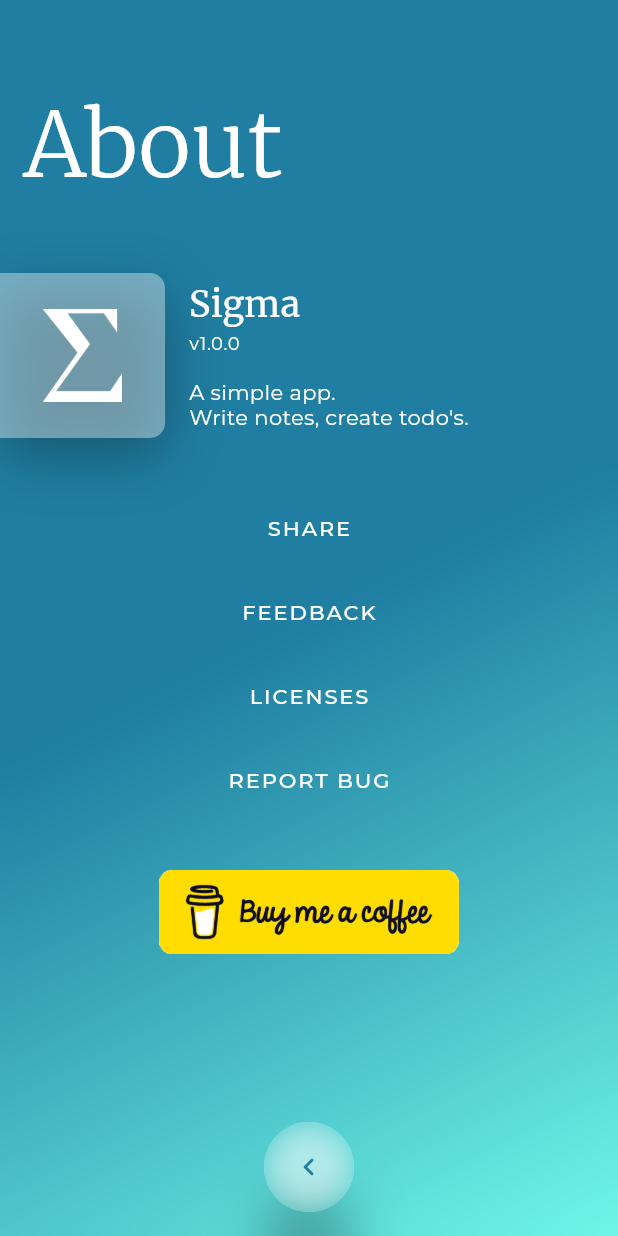
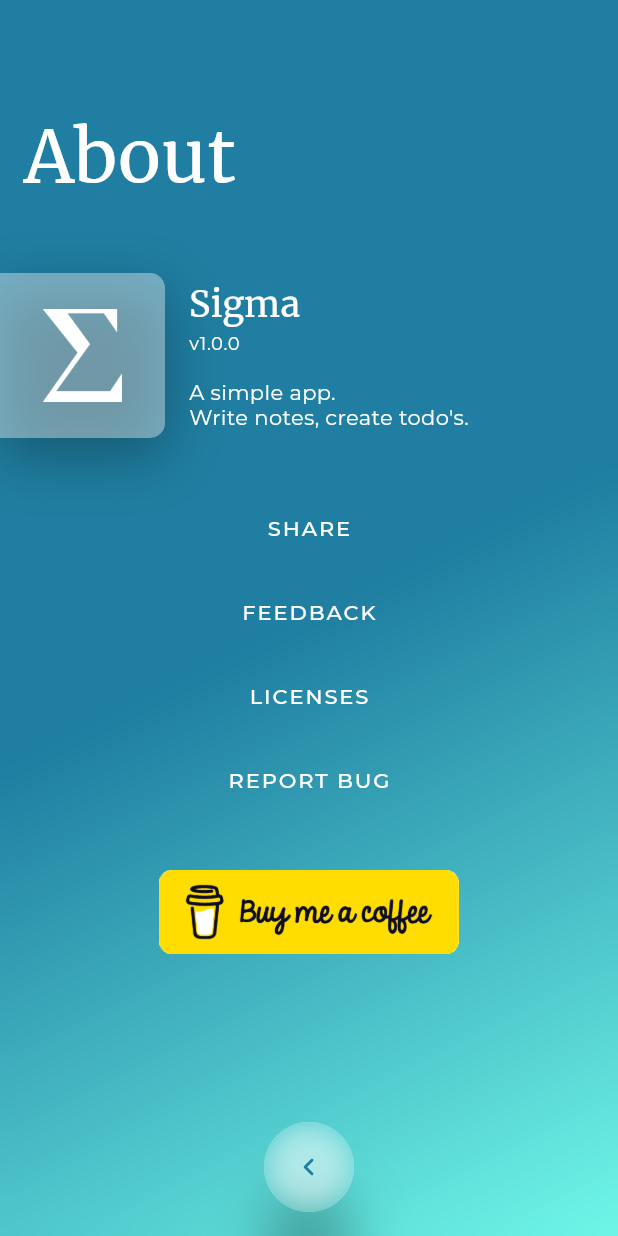
Before and after one commit to coffeekillsbugs/notable, a Flutter app: the InfoScreen screen opened by its route, on a phone screen of 412 x 824 dp. Run offline on Flutter 3.47's test engine with Material 2 defaults, Android fonts, the phone set to English and light mode, and no system bars.

```diff
--- a/lib/Screens/info.dart
+++ b/lib/Screens/info.dart
@@ -11,6 +11,23 @@ class InfoScreen extends StatefulWidget {
 }
 
 class _InfoScreenState extends State<InfoScreen> {
+
+  ScrollController _scrollController;
+
+  @override
+  void initState() {
+    super.initState();
+
+    _scrollController = ScrollController();
+  }
+
+  @override
+  void dispose() {
+    _scrollController.dispose();
+
+    super.dispose();
+  }
+
   @override
   Widget build(BuildContext context) {
     return Stack(
@@ -18,17 +35,24 @@ class _InfoScreenState extends State<InfoScreen> {
         GradientBackground(),
         Scaffold(
           backgroundColor: Colors.transparent,
-          appBar: PreferredSize(
-            child: Container(
-              alignment: Alignment.bottomLeft,
-              padding: EdgeInsets.all(16.0),
-              color: AppColor.deepBlue,
-              child:
-                  Text('About', style: Theme.of(context).textTheme.headline2),
+          appBar: AppBar(
+            automaticallyImplyLeading: false,
+            primary: true,
+            toolbarHeight: 150.0,
+            elevation: 0.0,
+            flexibleSpace: FlexibleSpaceBar(
+              title: Text(
+                'About',
+                textScaleFactor: 1.0,
+                style: Theme.of(context).textTheme.headline3,
               ),
-            preferredSize: Size.fromHeight(150.0),
+              titlePadding:
+                  EdgeInsets.symmetric(horizontal: 16.0, vertical: 16.0),
+              background: Container(color: AppColor.deepBlue),
+            ),
           ),
           body: SingleChildScrollView(
+            controller: _scrollController,
             physics: BouncingScrollPhysics(),
             child: Column(
               mainAxisAlignment: MainAxisAlignment.end,
@@ -118,17 +142,19 @@ class _InfoScreenState extends State<InfoScreen> {
               ],
             ),
           ),
-          floatingActionButton: FloatingActionButtonBlur(Icons.chevron_left_rounded),
-          floatingActionButtonLocation: FloatingActionButtonLocation.centerFloat,
+          floatingActionButton:
+              FloatingActionButtonBlur(Icons.chevron_left_rounded),
+          floatingActionButtonLocation:
+              FloatingActionButtonLocation.centerFloat,
         ),
       ],
     );
   }
 
   _donate() async {
-    const url = 'https://www.buymeacoffee.bugCatcher';
+    const url = 'https://www.buymeacoffee.com/bugCatcher';
 
-    if(await canLaunch(url)) {
+    if (await canLaunch(url)) {
       await launch(url);
     } else {
       throw 'Could not launch $url';
```
Also changed, not shown: lib/Screens/new_note.dart (+68 -3 lines). Lines whose indentation alone changed are shown as unchanged.
